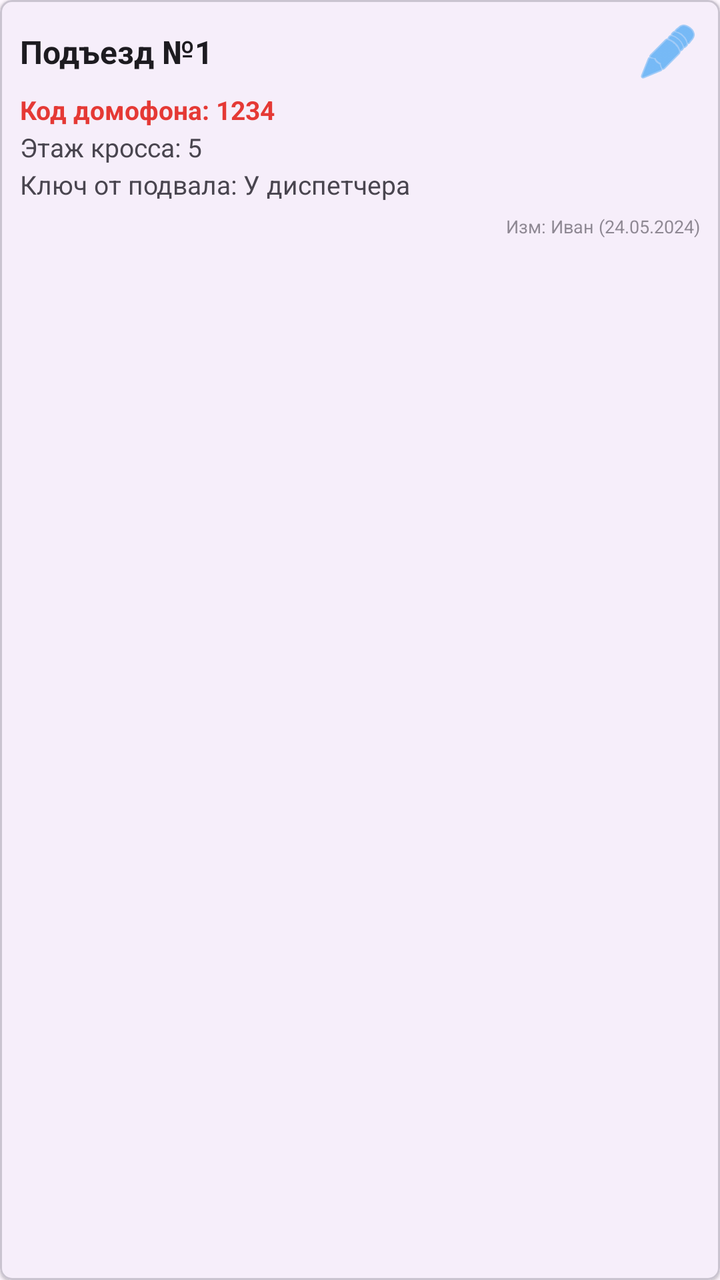
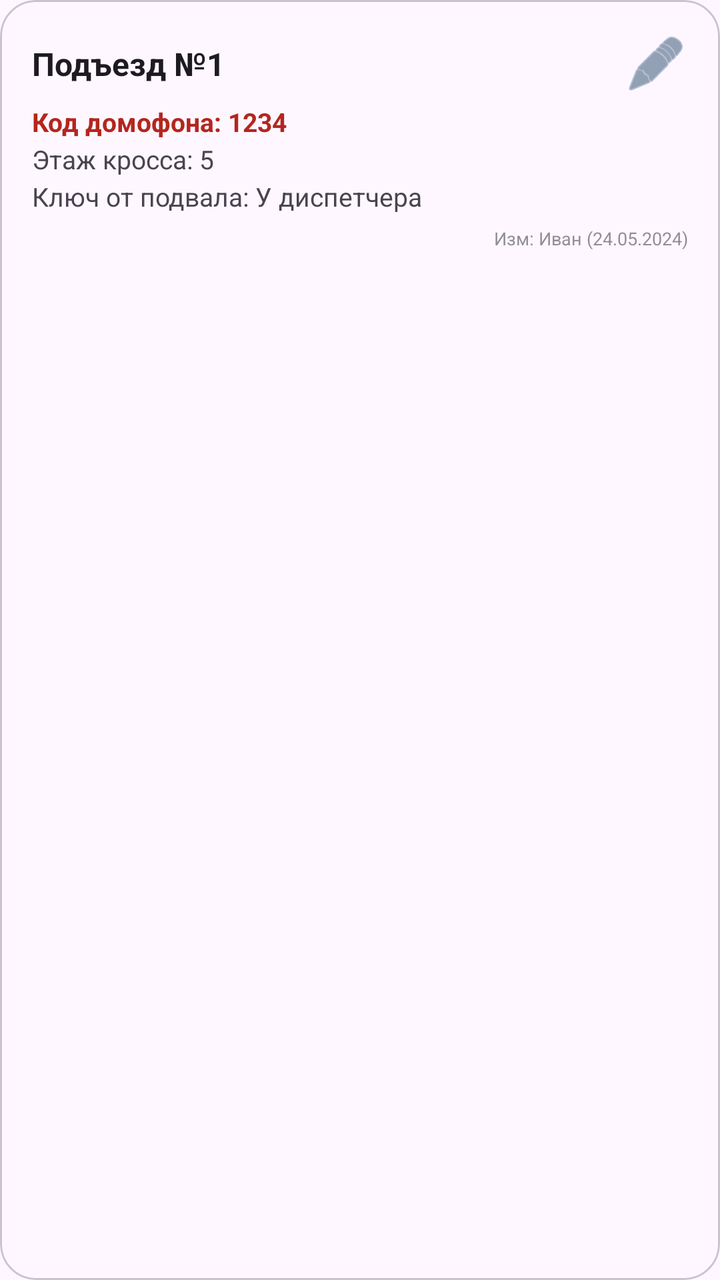

The first picture is an Android layout as it rendered before a commit; the second is the same layout after the commit. The layout source and the unified diff follow.
<!-- AndroidManifest.xml: application theme Theme.BaseHome -->
<!-- res/layout/item_entrance.xml -->
<?xml version="1.0" encoding="utf-8"?>
<com.google.android.material.card.MaterialCardView xmlns:android="http://schemas.android.com/apk/res/android"
    xmlns:app="http://schemas.android.com/apk/res-auto"
    android:layout_width="match_parent"
    android:layout_height="wrap_content"
    android:layout_marginBottom="6dp"
    app:cardCornerRadius="6dp"
    app:cardElevation="1dp"
    app:strokeWidth="1dp"
    app:strokeColor="?attr/colorOutlineVariant">

    <LinearLayout
        android:layout_width="match_parent"
        android:layout_height="wrap_content"
        android:orientation="vertical"
        android:padding="10dp"
        android:background="?attr/selectableItemBackground">

        <LinearLayout
            android:layout_width="match_parent"
            android:layout_height="wrap_content"
            android:orientation="horizontal"
            android:gravity="center_vertical">

            <TextView
                android:id="@+id/tvEntranceNumber"
                android:layout_width="0dp"
                android:layout_height="wrap_content"
                android:layout_weight="1"
                android:text="Подъезд №1"
                android:textSize="16sp"
                android:textStyle="bold"
                android:textColor="?android:attr/textColorPrimary" />

            <ImageButton
                android:id="@+id/btnEditEntrance"
                android:layout_width="32dp"
                android:layout_height="32dp"
                android:src="@android:drawable/ic_menu_edit"
                android:background="?android:attr/selectableItemBackgroundBorderless"
                app:tint="#2196F3"
                android:scaleType="centerInside" />
        </LinearLayout>

        <TextView
            android:id="@+id/tvIntercomCode"
            android:layout_width="match_parent"
            android:layout_height="wrap_content"
            android:text="Код домофона: 1234"
            android:textSize="13sp"
            android:textColor="#E53935"
            android:textStyle="bold"
            android:layout_marginTop="4dp" />

        <TextView
            android:id="@+id/tvCrossFloor"
            android:layout_width="match_parent"
            android:layout_height="wrap_content"
            android:text="Этаж кросса: 5"
            android:textSize="13sp"
            android:textColor="?android:attr/textColorSecondary"
            android:layout_marginTop="1dp" />

        <TextView
            android:id="@+id/tvBasementKey"
            android:layout_width="match_parent"
            android:layout_height="wrap_content"
            android:text="Ключ от подвала: У диспетчера"
            android:textSize="13sp"
            android:textColor="?android:attr/textColorSecondary"
            android:layout_marginTop="1dp" />

        <TextView
            android:id="@+id/tvLastEdit"
            android:layout_width="match_parent"
            android:layout_height="wrap_content"
            android:text="Изм: Иван (24.05.2024)"
            android:textSize="9sp"
            android:textColor="?android:attr/textColorSecondary"
            android:alpha="0.6"
            android:layout_marginTop="6dp"
            android:gravity="end" />

    </LinearLayout>
</com.google.android.material.card.MaterialCardView>
<!-- resources referenced by this layout -->
<resources>
  <style name="Theme.BaseHome" parent="Base.Theme.BaseHome" />
  <style name="Base.Theme.BaseHome" parent="Theme.Material3.DayNight.NoActionBar">
          
          
      </style>
</resources>

<!-- the commit's change to res/layout/item_entrance.xml (unified diff, before → after) -->
@@ -4,8 +4,8 @@
     android:layout_width="match_parent"
     android:layout_height="wrap_content"
     android:layout_marginBottom="6dp"
-    app:cardCornerRadius="6dp"
-    app:cardElevation="1dp"
+    app:cardCornerRadius="18dp"
+    app:cardElevation="0dp"
     app:strokeWidth="1dp"
     app:strokeColor="?attr/colorOutlineVariant">
 
@@ -13,7 +13,7 @@
         android:layout_width="match_parent"
         android:layout_height="wrap_content"
         android:orientation="vertical"
-        android:padding="10dp"
+        android:padding="16dp"
         android:background="?attr/selectableItemBackground">
 
         <LinearLayout
@@ -38,7 +38,7 @@
                 android:layout_height="32dp"
                 android:src="@android:drawable/ic_menu_edit"
                 android:background="?android:attr/selectableItemBackgroundBorderless"
-                app:tint="#2196F3"
+                app:tint="?attr/colorPrimary"
                 android:scaleType="centerInside" />
         </LinearLayout>
 
@@ -48,7 +48,7 @@
             android:layout_height="wrap_content"
             android:text="Код домофона: 1234"
             android:textSize="13sp"
-            android:textColor="#E53935"
+            android:textColor="?attr/colorError"
             android:textStyle="bold"
             android:layout_marginTop="4dp" />
 
<!-- resource entries referenced after the edit -->
@@ -2,8 +2,20 @@
 <resources>
   <style name="Theme.BaseHome" parent="Base.Theme.BaseHome" />
   <style name="Base.Theme.BaseHome" parent="Theme.Material3.DayNight.NoActionBar">
-          
-          
+          <item name="colorPrimary">@color/brand_primary</item>
+          <item name="colorSecondary">@color/brand_accent</item>
+          <item name="colorSurface">?android:attr/colorBackground</item>
+          <item name="colorOutline">?android:attr/textColorHint</item>
+          <item name="shapeAppearanceSmallComponent">@style/ShapeAppearance.BaseHome.Small</item>
+          <item name="shapeAppearanceMediumComponent">@style/ShapeAppearance.BaseHome.Medium</item>
+      </style>
+  <color name="brand_primary">#496783</color>
+  <color name="brand_accent">#6A7F6A</color>
+  <style name="ShapeAppearance.BaseHome.Small" parent="ShapeAppearance.Material3.Corner.Small">
+          <item name="cornerSize">12dp</item>
+      </style>
+  <style name="ShapeAppearance.BaseHome.Medium" parent="ShapeAppearance.Material3.Corner.Medium">
+          <item name="cornerSize">20dp</item>
       </style>
 </resources>
 
